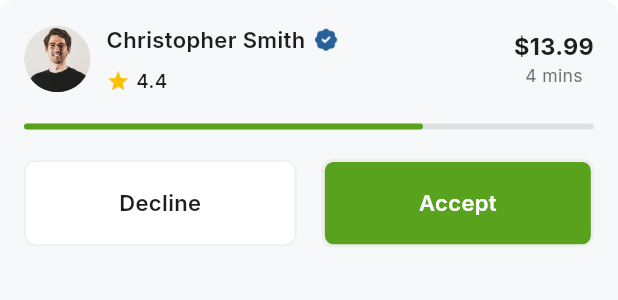
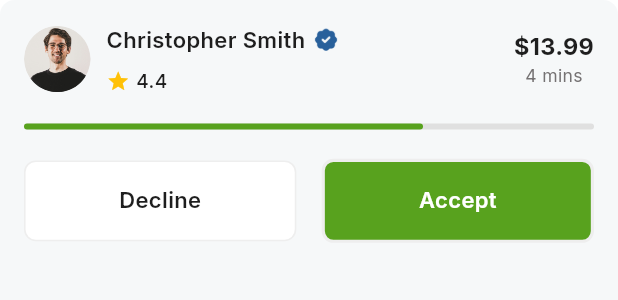
Before and after one commit to Uzair-flutter/Gopher, a Flutter app: the RideRequestTile widget shown alone on an empty page, opened directly, on a phone screen of 412 x 824 dp. Shown: the top 300 px of the screen. Run offline on Flutter 3.47's test engine with Material 3 defaults, Android fonts, the phone set to English and light mode, and no system bars; our stand-ins replace carousel_slider, country_picker, flutter_screenutil, flutter_svg, google_fonts, iconsax and 3 more; missing offline and left inert: syncfusion_flutter_core; accounts and stored records are empty.

Commit message:
fix: Adjust text height for Decline and Accept buttons in RideRequestTile

```diff
--- a/lib/widgets/ride_request_tile.dart
+++ b/lib/widgets/ride_request_tile.dart
@@ -131,6 +131,7 @@ class RideRequestTile extends StatelessWidget {
                       child: Text(
                         "Decline",
                         style: TextStyle(
+                          height: 0,
                           fontSize: 15.sp,
                           fontWeight: FontWeight.w600,
                           color: AppColors.textBlackColor,
@@ -155,6 +156,7 @@ class RideRequestTile extends StatelessWidget {
                       child: Text(
                         "Accept",
                         style: TextStyle(
+                          height: 0,
                           fontSize: 15.sp,
                           fontWeight: FontWeight.w600,
 
```
